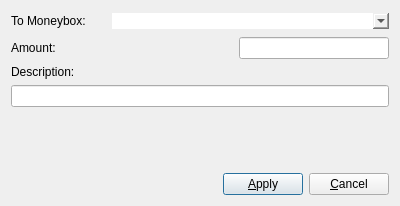
This is src/gui/ui/static/add_sub_transfer_amount_dialog.ui in PythBuster/savings_manager_gui as Qt 5 draws it before an edit. The edited form follows.
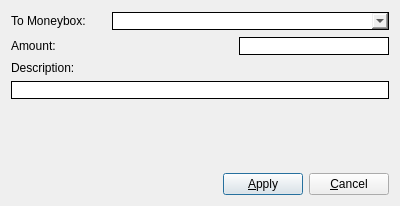
This is the edited form.

Diff of the .ui file:
```diff
--- a/src/gui/ui/static/add_sub_transfer_amount_dialog.ui
+++ b/src/gui/ui/static/add_sub_transfer_amount_dialog.ui
@@ -67,7 +67,7 @@
       <item>
        <widget class="QComboBox" name="comboBox_moneyboxes">
         <property name="styleSheet">
-         <string notr="true">text-align: right;</string>
+         <string notr="true">text-align: right; border: 1px solid black;</string>
         </property>
        </widget>
       </item>
@@ -100,6 +100,9 @@
          <height>16777215</height>
         </size>
        </property>
+       <property name="styleSheet">
+        <string notr="true">border: 1px solid black;</string>
+       </property>
        <property name="inputMethodHints">
         <set>Qt::InputMethodHint::ImhPreferNumbers</set>
        </property>
@@ -123,7 +126,11 @@
       <number>0</number>
      </property>
      <item>
-      <widget class="QLineEdit" name="lineEdit_description"/>
+      <widget class="QLineEdit" name="lineEdit_description">
+       <property name="styleSheet">
+        <string notr="true">border: 1px solid black;</string>
+       </property>
+      </widget>
      </item>
     </layout>
    </item>
```
